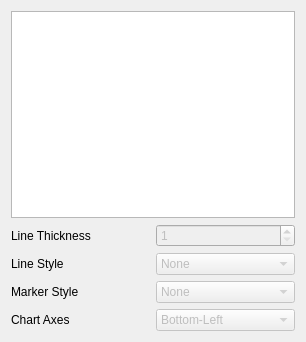
First picture: the form in Qt/ApplicationComponents/Resources/UI/pqSeriesEditorPropertyWidget.ui, repository Kitware/ParaView, before the edit.
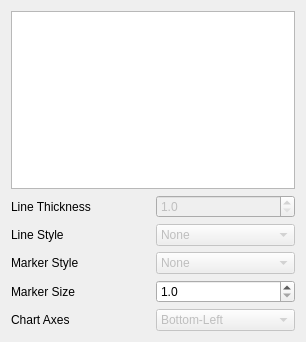
Second picture: the form after the edit. Custom widgets are drawn as their Qt base class.

Commit message: Issue #19108, added a QSpinBox for marker size

```diff
--- a/Qt/ApplicationComponents/Resources/UI/pqSeriesEditorPropertyWidget.ui
+++ b/Qt/ApplicationComponents/Resources/UI/pqSeriesEditorPropertyWidget.ui
@@ -15,10 +15,13 @@
   </property>
   <layout class="QGridLayout" name="wdgLayout" columnstretch="0,0">
    <item row="1" column="1">
-    <widget class="QSpinBox" name="Thickness">
+    <widget class="QDoubleSpinBox" name="Thickness">
      <property name="enabled">
       <bool>false</bool>
      </property>
+     <property name="decimals">
+      <number>1</number>
+     </property>
      <property name="sizePolicy">
       <sizepolicy hsizetype="Preferred" vsizetype="Fixed">
        <horstretch>0</horstretch>
@@ -31,9 +34,6 @@
      <property name="minimum">
       <number>1</number>
      </property>
-     <property name="maximum">
-      <number>10</number>
-     </property>
      <property name="value">
       <number>1</number>
      </property>
@@ -149,14 +149,46 @@
      </item>
     </widget>
    </item>
+   <item row="4" column="1">
+    <widget class="QDoubleSpinBox" name="MarkerSize">
+     <property name="enabled">
+      <bool>true</bool>
+     </property>
+     <property name="sizePolicy">
+      <sizepolicy hsizetype="Preferred" vsizetype="Fixed">
+       <horstretch>0</horstretch>
+       <verstretch>0</verstretch>
+      </sizepolicy>
+     </property>
+     <property name="whatsThis">
+      <string>Enter the size for the marker.</string>
+     </property>
+     <property name="decimals">
+      <number>1</number>
+     </property>
+     <property name="minimum">
+      <number>1</number>
+     </property>
+     <property name="value">
+      <number>1</number>
+     </property>
+    </widget>
+   </item>
    <item row="4" column="0">
+    <widget class="QLabel" name="MarkerSizeLabel">
+     <property name="text">
+      <string>Marker Size</string>
+     </property>
+    </widget>
+   </item>
+   <item row="5" column="0">
     <widget class="QLabel" name="AxisListLabel">
      <property name="text">
       <string>Chart Axes</string>
      </property>
     </widget>
    </item>
-   <item row="4" column="1">
+   <item row="5" column="1">
     <widget class="QComboBox" name="AxisList">
      <property name="enabled">
       <bool>false</bool>
```
The commit also changes 11 other files.
